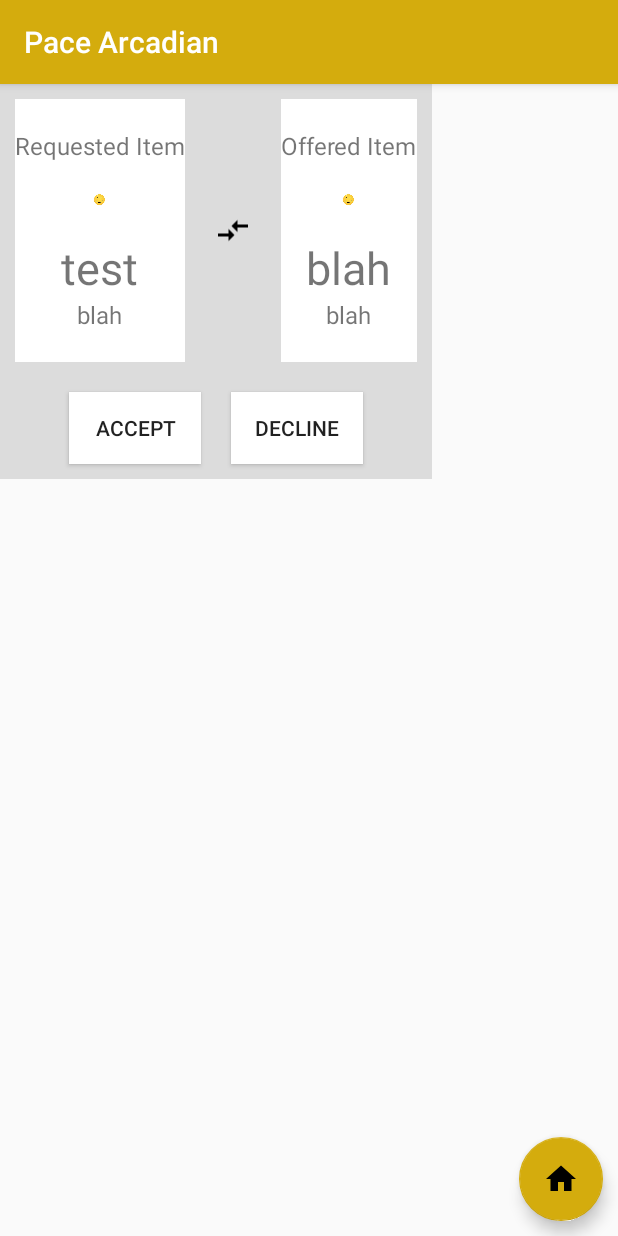
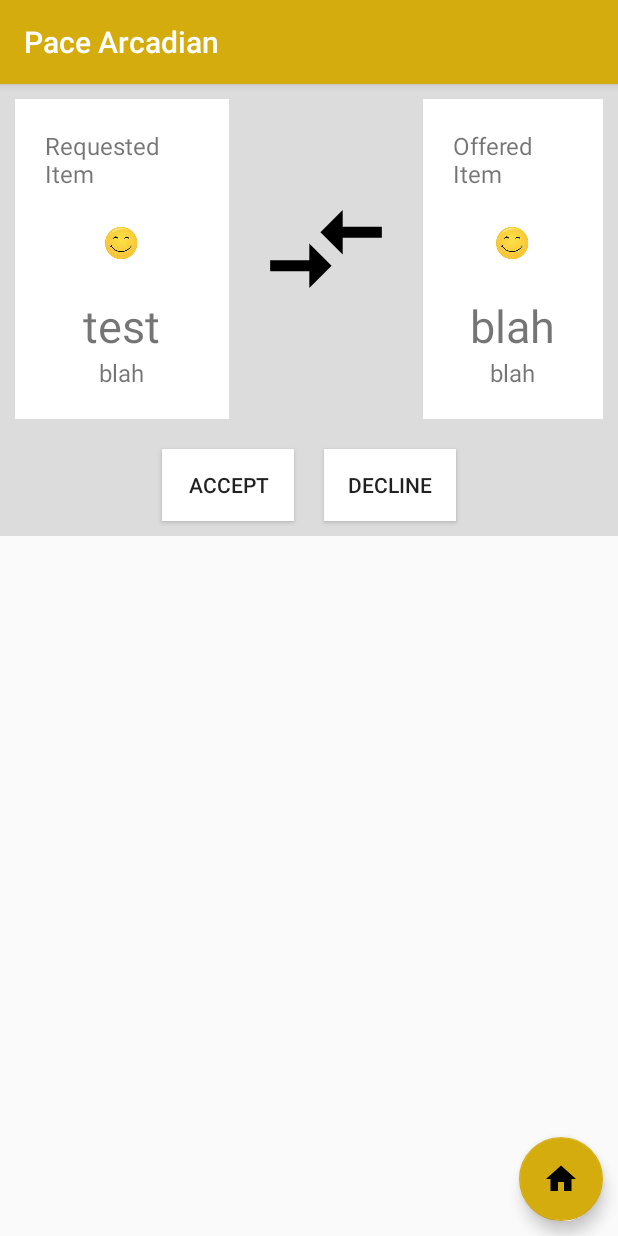
Before and after one commit to averma74/AndroidProject_PaceArcadian, an Android app: the TradeRequests screen opened directly, with no data from a screen before it, on a phone screen of 412 x 824 dp. Run offline under Robolectric (Android 15) with nearby library versions, the phone set to English and light mode, and no system bars.

Commit message:
final changes from my side

```diff
--- a/PaceArcadian/app/src/main/java/com/example/pacearcadian/TradeInventory.java
+++ b/PaceArcadian/app/src/main/java/com/example/pacearcadian/TradeInventory.java
@@ -47,9 +47,7 @@ public class TradeInventory extends Activity {
                             if(inventoryItems.getmUserId()!=mFirebaseUser.getUid()){
                                 mItem.add(inventoryItems);
                             }
-
                         }
-
                     }
                     mAdapter = new TradeFeedRecyclerViewAdapter(TradeInventory.this, mItem,v->{
                             int position = (int) v.getTag();
@@ -57,7 +55,6 @@ public class TradeInventory extends Activity {
                     });
                     recyclerView.setAdapter(mAdapter);
                 }
-
             }
 
             @Override
@@ -66,9 +63,6 @@ public class TradeInventory extends Activity {
             }
         });
 
-        //recyclerView.setAdapter(mAdapter);
-
-       // addData();
         buttonClickListeners();
     }
 
@@ -78,17 +72,4 @@ public class TradeInventory extends Activity {
 
     }
 
-    private void addData() {
-
-
-
-        //get data from db put into mItem
-        mItem.add(new TradeItems("Movie Ticket - Endgame", "Endgame tickets available for 5/3/2019", "APPARELS", "test"));
-        mItem.add(new TradeItems("Book", "Cracking the coding interview", "BOOKS", "test"));
-        mItem.add(new TradeItems("Shoes", "Red shoes", "EATABLES", "test"));
-
-
-        mAdapter.notifyDataSetChanged();
-    }
-
 }
--- a/PaceArcadian/app/src/main/java/com/example/pacearcadian/TradeRequests.java
+++ b/PaceArcadian/app/src/main/java/com/example/pacearcadian/TradeRequests.java
@@ -1,9 +1,12 @@
 package com.example.pacearcadian;
 
+import android.content.Intent;
+import android.support.design.widget.FloatingActionButton;
 import android.support.v7.app.AppCompatActivity;
 import android.os.Bundle;
 import android.support.v7.widget.LinearLayoutManager;
 import android.support.v7.widget.RecyclerView;
+import android.view.View;
 import android.widget.TextView;
 
 import java.util.ArrayList;
@@ -11,14 +14,17 @@ import java.util.ArrayList;
 public class TradeRequests extends AppCompatActivity {
 
     private TradeRequestRecyclerViewAdapter mAdapter;
-    ArrayList<TradeRequestItem> mFetchedItems = new ArrayList<>();
-    TextView mEmptyTradeRequests;
+    private ArrayList<TradeRequestItem> mFetchedItems = new ArrayList<>();
+    private TextView mEmptyTradeRequests;
+    FloatingActionButton mHomeFloatingButton;
 
     @Override
     protected void onCreate(Bundle savedInstanceState) {
         super.onCreate(savedInstanceState);
         setContentView(R.layout.activity_trade_requests);
-        //mEmptyTradeRequests = findViewById(R.id.no_trade_request);
+
+        mEmptyTradeRequests = findViewById(R.id.no_trade_request);
+        mHomeFloatingButton = findViewById(R.id.home);
 
         RecyclerView recyclerView = findViewById(R.id.tradeRequestFeed);
         recyclerView.setLayoutManager(new LinearLayoutManager(this));
@@ -26,8 +32,18 @@ public class TradeRequests extends AppCompatActivity {
         mFetchedItems.add(new TradeRequestItem("blah","blah","OTHER",
                 "test", "blah","blah","OTHER", "test"));
 
+        if(mFetchedItems.size() == 0){
+            mEmptyTradeRequests.setVisibility(View.VISIBLE);
+        }
         mAdapter = new TradeRequestRecyclerViewAdapter(TradeRequests.this, mFetchedItems);
         recyclerView.setAdapter(mAdapter);
 
+        buttonClickListeners();
+    }
+
+    private void buttonClickListeners() {
+        mHomeFloatingButton.setOnClickListener(v ->
+                startActivity(new Intent(TradeRequests.this, MainActivity.class)));
+
     }
 }
--- a/PaceArcadian/app/src/main/res/layout/activity_trade_requests.xml
+++ b/PaceArcadian/app/src/main/res/layout/activity_trade_requests.xml
@@ -5,14 +5,14 @@
     android:layout_height="match_parent"
     android:orientation="vertical">
 
-    <!--<TextView-->
-        <!--android:id="@+id/no_trade_request"-->
-        <!--android:text="@string/no_trade_requests"-->
-        <!--android:layout_width="match_parent"-->
-        <!--android:layout_height="wrap_content"-->
-        <!--android:gravity="center"-->
-        <!--android:visibility="gone"-->
-        <!--android:layout_margin="20dp"/>-->
+    <TextView
+        android:id="@+id/no_trade_request"
+        android:text="@string/no_trade_requests"
+        android:layout_width="match_parent"
+        android:layout_height="wrap_content"
+        android:gravity="center"
+        android:visibility="gone"
+        android:layout_margin="20dp"/>
 
     <android.support.v7.widget.RecyclerView
         android:id="@+id/tradeRequestFeed"
--- a/PaceArcadian/app/src/main/res/layout/trade_request_item.xml
+++ b/PaceArcadian/app/src/main/res/layout/trade_request_item.xml
@@ -5,6 +5,7 @@
     android:layout_height="match_parent"
     android:layout_centerHorizontal="true"
     android:orientation="vertical"
+    android:weightSum="3"
     android:background="@color/common_google_signin_btn_text_light_disabled">
 
     <LinearLayout
@@ -14,10 +15,11 @@
 
         <LinearLayout
             android:layout_width="wrap_content"
-            android:layout_height="175dp"
+            android:layout_height="wrap_content"
             android:background="@color/cardview_light_background"
             android:layout_margin="10dp"
             android:gravity="center"
+            android:padding="20dp"
             android:layout_weight="1"
             android:orientation="vertical">
 
@@ -28,8 +30,8 @@
                 android:textSize="16sp"/>
             <ImageView
                 android:id="@+id/my_item_image"
-                android:layout_width="50dp"
-                android:layout_height="50dp"
+                android:layout_width="70dp"
+                android:layout_height="70dp"
                 android:src="@drawable/ic_add_a_photo_black_24dp"
                 android:padding="20dp"/>
             <TextView
@@ -50,16 +52,17 @@
 
         <ImageView
             android:layout_weight="1"
-            android:layout_width="wrap_content"
+            android:layout_width="100dp"
             android:src="@drawable/ic_compare_arrows_black_24dp"
-            android:layout_height="175dp"
+            android:layout_height="200dp"
             android:layout_margin="10dp"
             android:gravity="center"/>
 
         <LinearLayout
             android:layout_width="wrap_content"
-            android:layout_height="175dp"
+            android:layout_height="wrap_content"
             android:gravity="center"
+            android:padding="20dp"
             android:background="@color/cardview_light_background"
             android:layout_margin="10dp"
             android:layout_weight="1"
@@ -72,8 +75,8 @@
                 android:textSize="16sp"/>
             <ImageView
                 android:id="@+id/offered_item_image"
-                android:layout_width="50dp"
-                android:layout_height="50dp"
+                android:layout_width="70dp"
+                android:layout_height="70dp"
                 android:src="@drawable/ic_add_a_photo_black_24dp"
                 android:padding="20dp"/>
             <TextView
```
